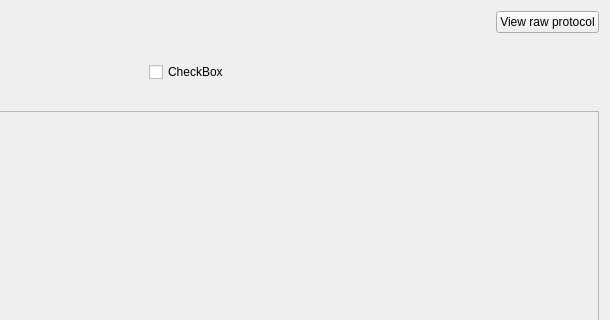
First picture: the form in src/GUI/PinTracerUI/forms/ProtocolVisualizationWidget.ui, repository h3xduck/TaintBlade, before the edit; both pictures show x 319 to 929 and y 0 to 320 of the 929 by 587 pixel window.
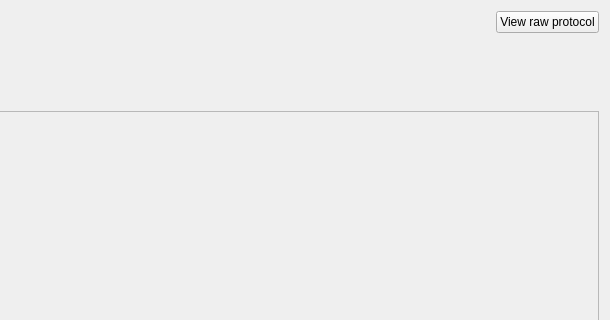
Second picture: the form after the edit.

Commit message: Added variable length field detection. GUI visualization not supported, only raw protocol

The edit to the form file:
```diff
--- a/src/GUI/PinTracerUI/forms/ProtocolVisualizationWidget.ui
+++ b/src/GUI/PinTracerUI/forms/ProtocolVisualizationWidget.ui
@@ -75,15 +75,7 @@
       </layout>
      </item>
      <item>
-      <layout class="QVBoxLayout" name="rightButtonColumn">
-       <item>
-        <widget class="QCheckBox" name="checkBox">
-         <property name="text">
-          <string>CheckBox</string>
-         </property>
-        </widget>
-       </item>
-      </layout>
+      <layout class="QVBoxLayout" name="rightButtonColumn"/>
      </item>
     </layout>
    </item>
```
The commit also changes 16 other files.
